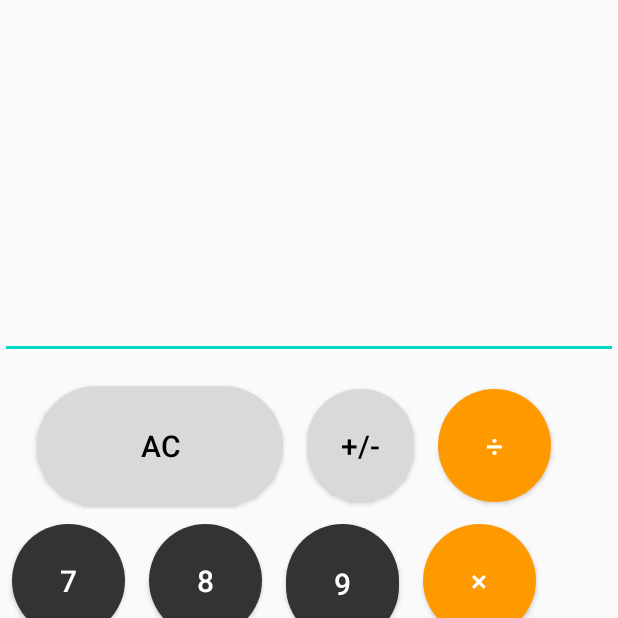
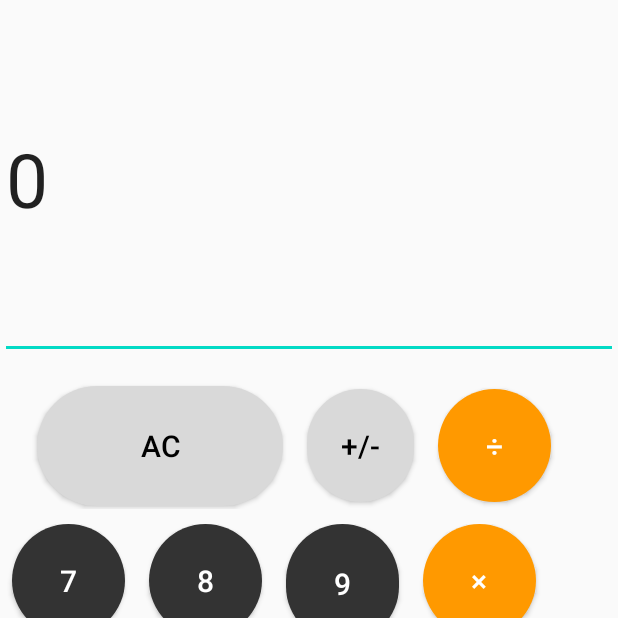
Before and after one commit to zy247038689/Calculator, an Android app: the screen it shows after launch (MainActivity), after a tap on "AC", on a phone screen of 412 x 824 dp, the top half of it. Run offline under Robolectric (Android 15) with nearby library versions, the phone set to English and light mode, and no system bars.

Commit message:
first commit

```diff
--- a/app/src/main/java/com/example/calculator/MainActivity.java
+++ b/app/src/main/java/com/example/calculator/MainActivity.java
@@ -24,7 +24,6 @@ public class MainActivity extends Activity implements View.OnClickListener {
         setContentView(R.layout.activity_main);
         txt_edit = (EditText)findViewById(R.id.et_input);
         txt_result = (EditText)findViewById(R.id.et_input);
-        String strEdit = txt_edit.getText().toString();
 
         findViewById(R.id.btn_0).setOnClickListener(this);
         findViewById(R.id.btn_1).setOnClickListener(this);
@@ -81,7 +80,6 @@ public class MainActivity extends Activity implements View.OnClickListener {
                 isDotDown = false;
                 isOperateDown = false;
                 txt_edit.setText("0");
-                txt_result.setText("");
                 break;
             case R.id.btn_offload: {
                 String strEdit = txt_edit.getText().toString();
```
